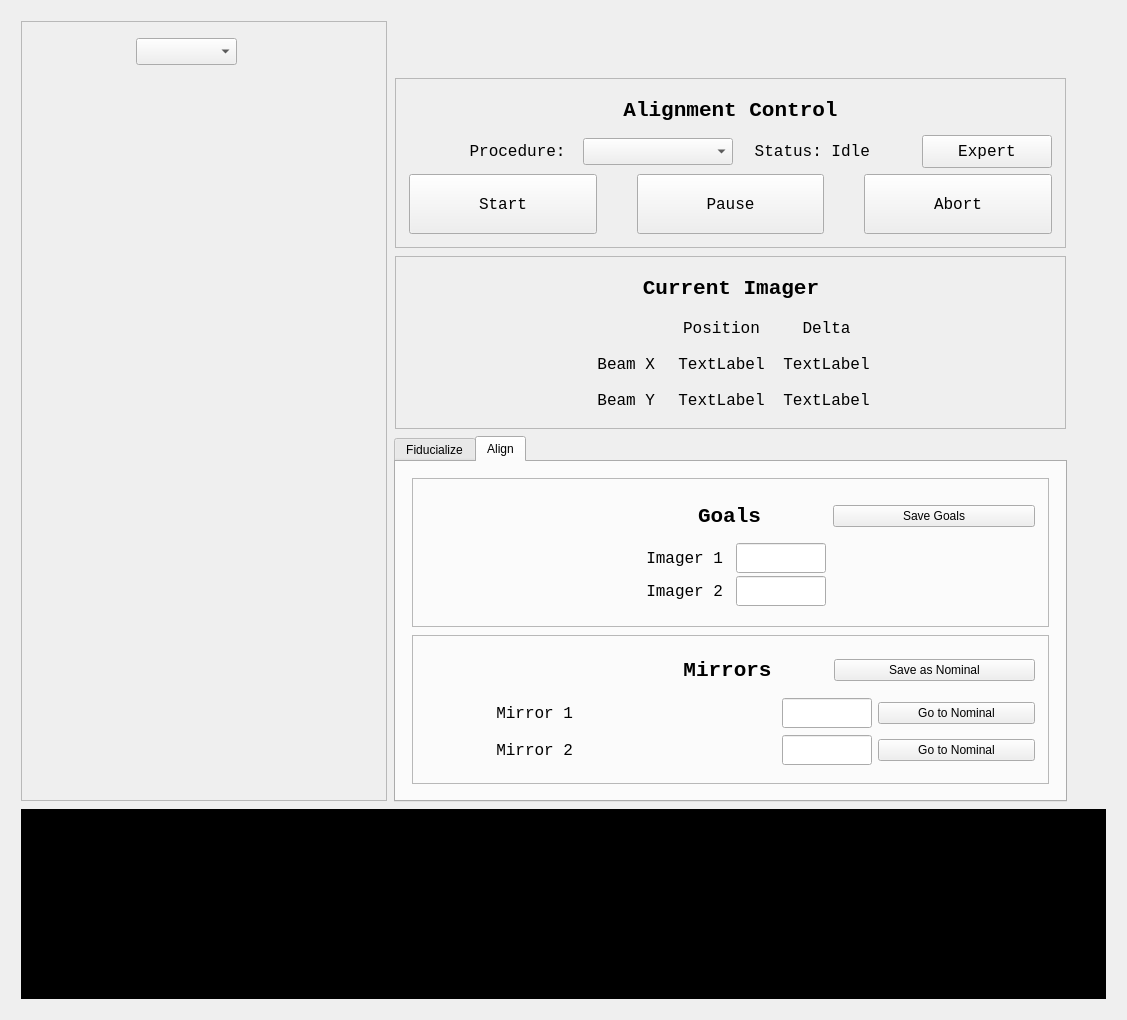
Qt form skywalker/gui.ui (slaclab/skywalker) before a commit.
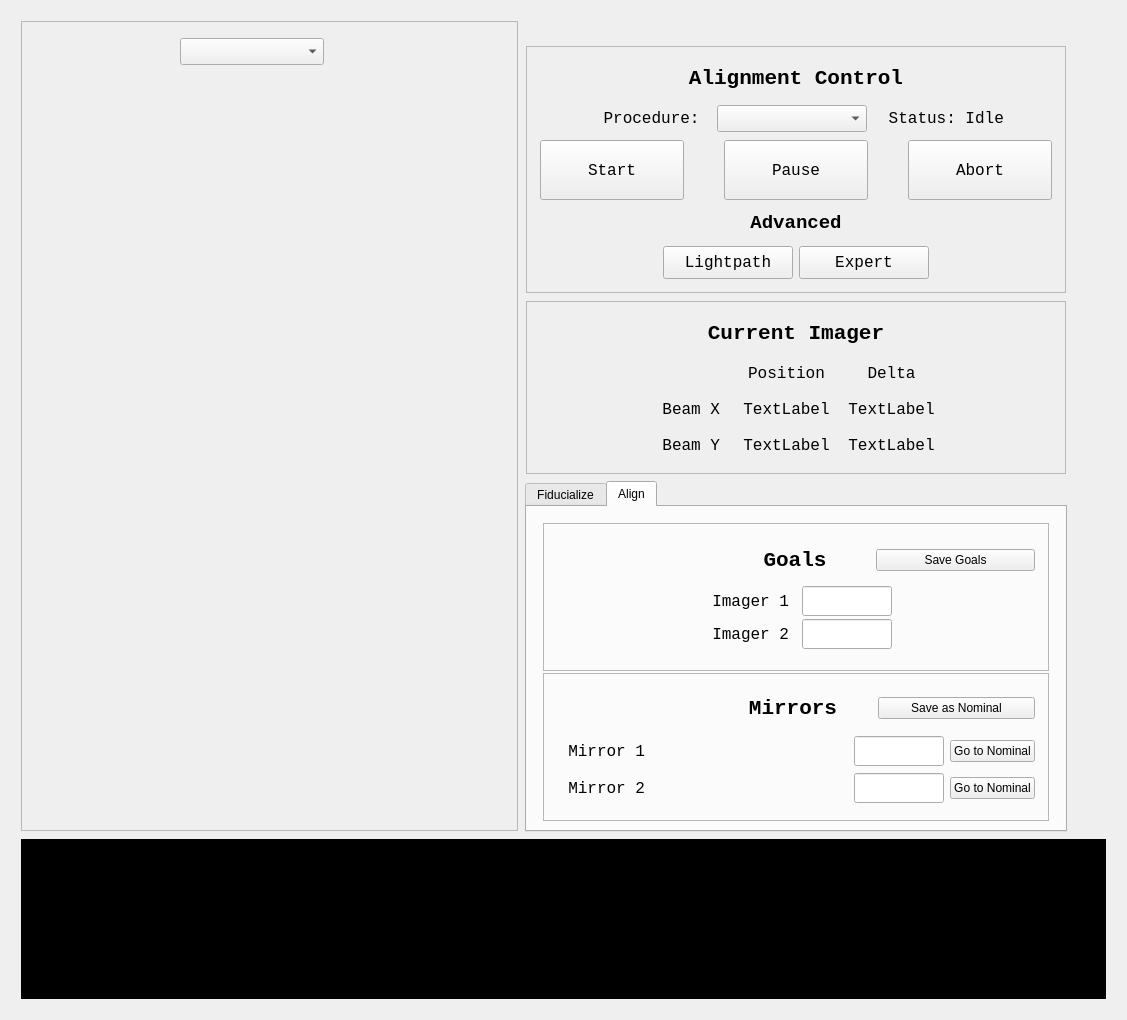
The same form after that commit. Custom widgets are drawn as their Qt base class.

Commit message: ENH: Add lightpath button to Skywalker UI

```diff
--- a/skywalker/gui.ui
+++ b/skywalker/gui.ui
@@ -51,8 +51,8 @@
        <rect>
         <x>0</x>
         <y>0</y>
-        <width>1146</width>
-        <height>988</height>
+        <width>1109</width>
+        <height>1002</height>
        </rect>
       </property>
       <property name="styleSheet">
@@ -372,37 +372,6 @@
                   </property>
                  </spacer>
                 </item>
-                <item>
-                 <widget class="QPushButton" name="settings_button">
-                  <property name="sizePolicy">
-                   <sizepolicy hsizetype="Fixed" vsizetype="Fixed">
-                    <horstretch>0</horstretch>
-                    <verstretch>0</verstretch>
-                   </sizepolicy>
-                  </property>
-                  <property name="minimumSize">
-                   <size>
-                    <width>130</width>
-                    <height>33</height>
-                   </size>
-                  </property>
-                  <property name="maximumSize">
-                   <size>
-                    <width>130</width>
-                    <height>33</height>
-                   </size>
-                  </property>
-                  <property name="font">
-                   <font>
-                    <family>Monospace</family>
-                    <pointsize>12</pointsize>
-                   </font>
-                  </property>
-                  <property name="text">
-                   <string>Expert</string>
-                  </property>
-                 </widget>
-                </item>
                </layout>
               </item>
               <item>
@@ -504,6 +473,129 @@
                 </item>
                </layout>
               </item>
+              <item>
+               <widget class="QLabel" name="label">
+                <property name="font">
+                 <font>
+                  <family>Monospace</family>
+                  <pointsize>14</pointsize>
+                  <weight>75</weight>
+                  <bold>true</bold>
+                 </font>
+                </property>
+                <property name="text">
+                 <string>Advanced</string>
+                </property>
+                <property name="alignment">
+                 <set>Qt::AlignCenter</set>
+                </property>
+               </widget>
+              </item>
+              <item>
+               <layout class="QHBoxLayout" name="advanced_layout">
+                <item>
+                 <spacer name="horizontalSpacer_16">
+                  <property name="orientation">
+                   <enum>Qt::Horizontal</enum>
+                  </property>
+                  <property name="sizeHint" stdset="0">
+                   <size>
+                    <width>40</width>
+                    <height>20</height>
+                   </size>
+                  </property>
+                 </spacer>
+                </item>
+                <item>
+                 <widget class="PyDMShellCommand" name="PyDMShellCommand">
+                  <property name="sizePolicy">
+                   <sizepolicy hsizetype="Fixed" vsizetype="Fixed">
+                    <horstretch>0</horstretch>
+                    <verstretch>0</verstretch>
+                   </sizepolicy>
+                  </property>
+                  <property name="minimumSize">
+                   <size>
+                    <width>130</width>
+                    <height>33</height>
+                   </size>
+                  </property>
+                  <property name="maximumSize">
+                   <size>
+                    <width>130</width>
+                    <height>33</height>
+                   </size>
+                  </property>
+                  <property name="font">
+                   <font>
+                    <family>Monospace</family>
+                    <pointsize>12</pointsize>
+                    <weight>50</weight>
+                    <bold>false</bold>
+                   </font>
+                  </property>
+                  <property name="toolTip">
+                   <string/>
+                  </property>
+                  <property name="whatsThis">
+                   <string>
+    A QPushButton capable of execute shell commands.
+    </string>
+                  </property>
+                  <property name="text">
+                   <string>Lightpath</string>
+                  </property>
+                  <property name="command" stdset="0">
+                   <string>lightpath </string>
+                  </property>
+                 </widget>
+                </item>
+                <item>
+                 <widget class="QPushButton" name="settings_button">
+                  <property name="sizePolicy">
+                   <sizepolicy hsizetype="Fixed" vsizetype="Fixed">
+                    <horstretch>0</horstretch>
+                    <verstretch>0</verstretch>
+                   </sizepolicy>
+                  </property>
+                  <property name="minimumSize">
+                   <size>
+                    <width>130</width>
+                    <height>33</height>
+                   </size>
+                  </property>
+                  <property name="maximumSize">
+                   <size>
+                    <width>130</width>
+                    <height>33</height>
+                   </size>
+                  </property>
+                  <property name="font">
+                   <font>
+                    <family>Monospace</family>
+                    <pointsize>12</pointsize>
+                   </font>
+                  </property>
+                  <property name="text">
+                   <string>Expert</string>
+                  </property>
+                 </widget>
+                </item>
+                <item>
+                 <spacer name="horizontalSpacer_17">
+                  <property name="orientation">
+                   <enum>Qt::Horizontal</enum>
+                  </property>
+                  <property name="sizeHint" stdset="0">
+                   <size>
+                    <width>40</width>
+                    <height>20</height>
+                   </size>
+                  </property>
+                 </spacer>
+                </item>
+               </layout>
+              </item>
              </layout>
             </widget>
            </item>
@@ -2233,6 +2325,11 @@
    <extends>QLineEdit</extends>
    <header>pydm.widgets.line_edit</header>
   </customwidget>
+  <customwidget>
+   <class>PyDMShellCommand</class>
+   <extends>QPushButton</extends>
+   <header>pydm.widgets.shell_command</header>
+  </customwidget>
  </customwidgets>
  <resources/>
  <connections/>
```
